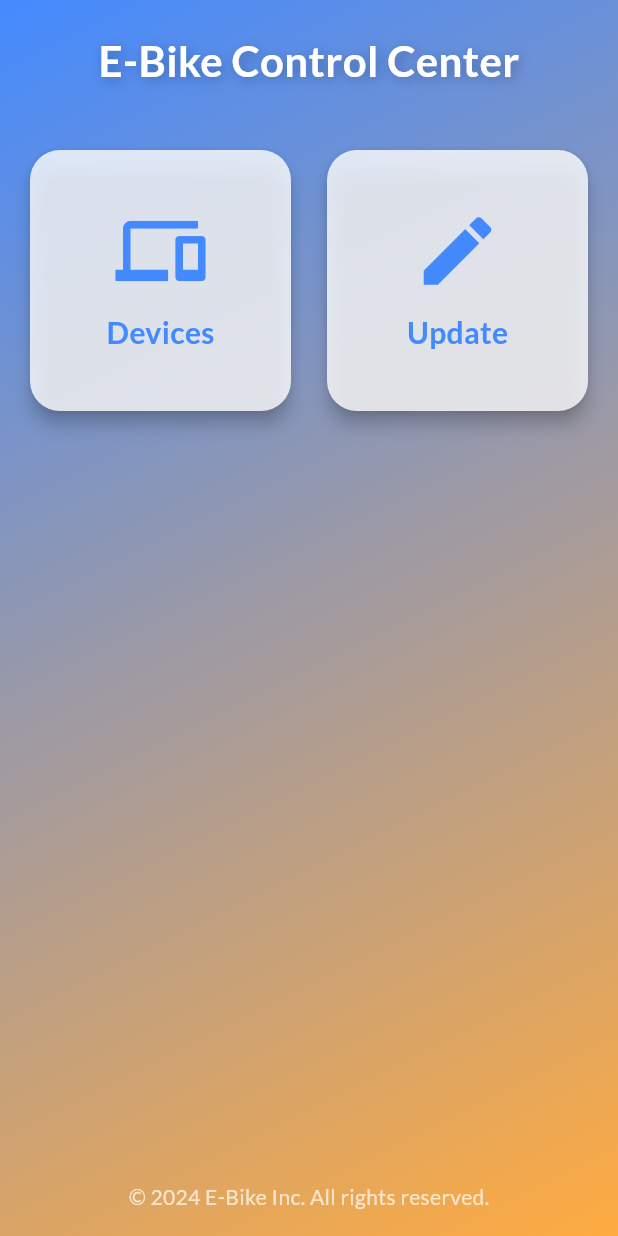
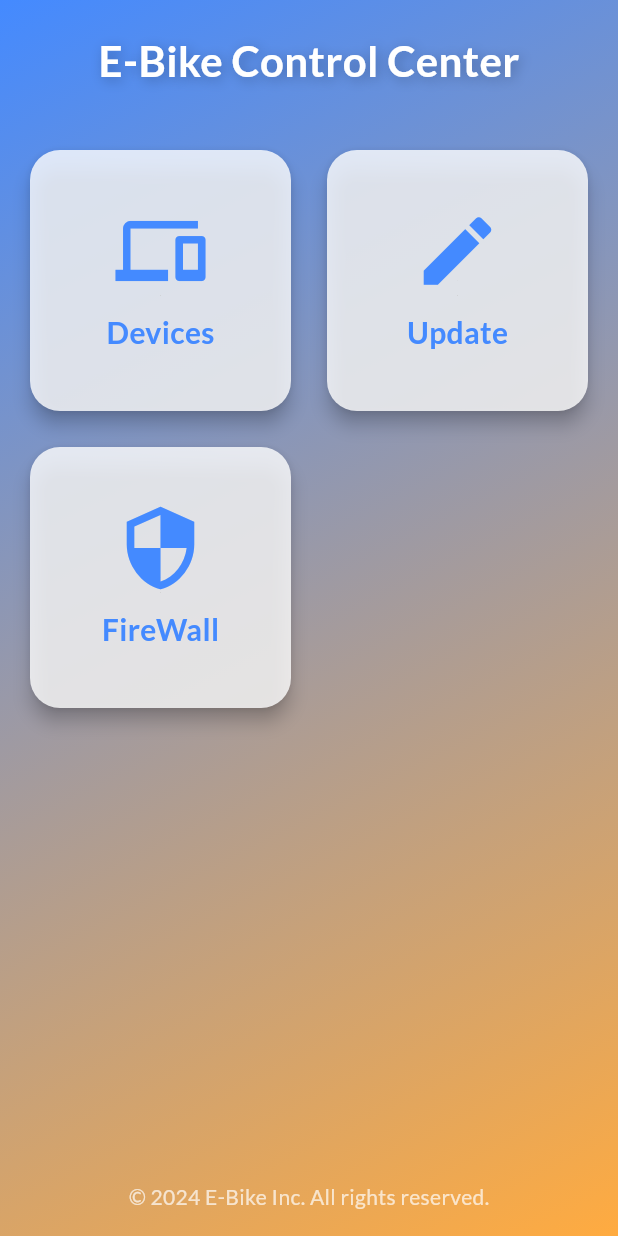
Before and after one commit to thamer-souelmi/E-bike, a Flutter app: the Home screen opened directly, on a phone screen of 412 x 824 dp. Run offline on Flutter 3.47's test engine with Material 3 defaults, Android fonts, the phone set to English and light mode, and no system bars; our stand-ins replace animated_splash_screen, flutter_riverpod, google_fonts, lottie, percent_indicator, permission_handler; missing offline and left inert: flutter_reactive_ble.

Commit message:
firewall

```diff
--- a/lib/main.dart
+++ b/lib/main.dart
@@ -1,4 +1,4 @@
-import 'package:e_bike/provider/notificationService.dart';
+import 'package:e_bike/data/notificationService.dart';
 import 'package:e_bike/screens/loading.dart';
 import 'package:flutter/material.dart';
 import 'package:google_fonts/google_fonts.dart';
--- a/lib/screens/component.dart
+++ b/lib/screens/component.dart
@@ -1,4 +1,4 @@
-import 'package:e_bike/provider/gattservice.dart';
+import 'package:e_bike/data/gattservice.dart';
 import 'package:flutter/material.dart';
 import 'package:flutter_reactive_ble/flutter_reactive_ble.dart';
 import 'package:flutter_riverpod/flutter_riverpod.dart';
--- a/lib/screens/devices.dart
+++ b/lib/screens/devices.dart
@@ -1,8 +1,8 @@
-import 'package:e_bike/provider/notificationService.dart';
+import 'package:e_bike/data/notificationService.dart';
 import 'package:e_bike/screens/component.dart';
 import 'package:flutter/material.dart';
 import 'package:flutter_reactive_ble/flutter_reactive_ble.dart';
-import 'package:e_bike/provider/gattservice.dart';
+import 'package:e_bike/data/gattservice.dart';
 import 'package:provider/provider.dart';
 
 class Devices extends StatefulWidget {
--- a/lib/screens/home.dart
+++ b/lib/screens/home.dart
@@ -1,4 +1,5 @@
 import 'package:e_bike/screens/devices.dart';
+import 'package:e_bike/screens/firewall.dart';
 import 'package:e_bike/widgets/form.dart';
 import 'package:flutter/material.dart';
 
@@ -123,6 +124,41 @@ class Home extends StatelessWidget {
                           ),
                         ),
                       ),
+                      GestureDetector(
+                        onTap: () {
+                          Navigator.of(context).push(
+                            MaterialPageRoute(
+                              builder: (context) => const FireWall(),
+                            ),
+                          );
+                        },
+                        child: Card(
+                          color: Colors.white.withOpacity(0.8),
+                          shape: RoundedRectangleBorder(
+                            borderRadius: BorderRadius.circular(20),
+                          ),
+                          elevation: 5,
+                          child: const Column(
+                            mainAxisAlignment: MainAxisAlignment.center,
+                            children: [
+                              Icon(
+                                Icons.security,
+                                size: 60,
+                                color: primaryColor,
+                              ),
+                              SizedBox(height: 10),
+                              Text(
+                                'FireWall',
+                                style: TextStyle(
+                                  fontSize: 20,
+                                  fontWeight: FontWeight.w600,
+                                  color: primaryColor,
+                                ),
+                              ),
+                            ],
+                          ),
+                        ),
+                      ),
 
                     ],
                   ),
--- a/lib/screens/scan.dart
+++ b/lib/screens/scan.dart
@@ -1,5 +1,5 @@
 import 'dart:async';
-import 'package:e_bike/provider/notificationService.dart';
+import 'package:e_bike/data/notificationService.dart';
 import 'package:e_bike/screens/home.dart';
 import 'package:flutter/material.dart';
 import 'package:flutter_reactive_ble/flutter_reactive_ble.dart';
```
Also changed, not shown: lib/data/gattservice.dart (renamed from lib/provider/gattservice.dart, +2 -21 lines), lib/screens/firewall.dart (added, +181 -0 lines), lib/widgets/form.dart (+34 -7 lines), lib/data/notificationService.dart (renamed from lib/provider/notificationService.dart).
